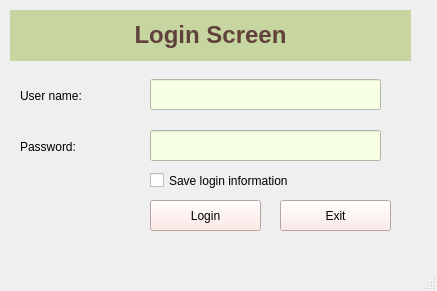
Qt form ui/LoginMainWindow.ui (thienan2507/DOANCUOIKY) before a commit.
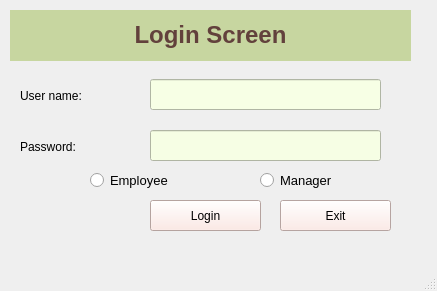
The same form after that commit.

Patch:
```diff
--- a/ui/LoginMainWindow.ui
+++ b/ui/LoginMainWindow.ui
@@ -104,22 +104,6 @@
      <string>Password:</string>
     </property>
    </widget>
-   <widget class="QCheckBox" name="checkBoxSaveInformation">
-    <property name="geometry">
-     <rect>
-      <x>150</x>
-      <y>170</y>
-      <width>241</width>
-      <height>21</height>
-     </rect>
-    </property>
-    <property name="styleSheet">
-     <string notr="true">font: 14pt &quot;MS Shell Dlg 2&quot;;</string>
-    </property>
-    <property name="text">
-     <string>Save login information</string>
-    </property>
-   </widget>
    <widget class="QPushButton" name="pushButtonLogin">
     <property name="geometry">
      <rect>
@@ -154,6 +138,42 @@
      <string>Exit</string>
     </property>
    </widget>
+   <widget class="QRadioButton" name="radioButtonEmployee">
+    <property name="geometry">
+     <rect>
+      <x>90</x>
+      <y>170</y>
+      <width>121</width>
+      <height>21</height>
+     </rect>
+    </property>
+    <property name="font">
+     <font>
+      <pointsize>10</pointsize>
+     </font>
+    </property>
+    <property name="text">
+     <string>Employee</string>
+    </property>
+   </widget>
+   <widget class="QRadioButton" name="radioButtonManager">
+    <property name="geometry">
+     <rect>
+      <x>260</x>
+      <y>170</y>
+      <width>121</width>
+      <height>21</height>
+     </rect>
+    </property>
+    <property name="font">
+     <font>
+      <pointsize>10</pointsize>
+     </font>
+    </property>
+    <property name="text">
+     <string>Manager</string>
+    </property>
+   </widget>
   </widget>
   <widget class="QMenuBar" name="menubar">
    <property name="geometry">
```
Left out of the diff: 2 changed lines with no effect on the pictures.
